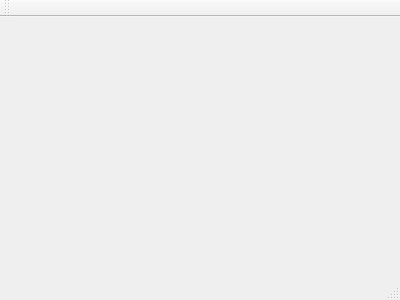
Before: the Qt Designer form mainwindow.ui in convlCode/LiteRender, drawn with Qt 5.
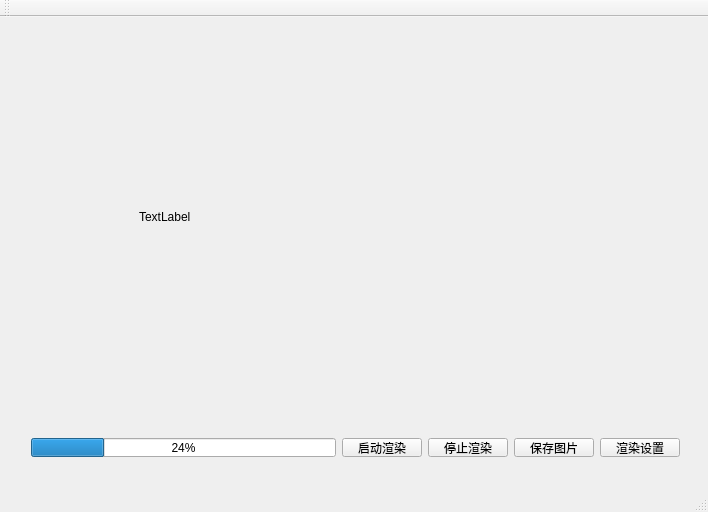
After: the same form once the commit is applied.

Patch:
```diff
--- a/mainwindow.ui
+++ b/mainwindow.ui
@@ -1,24 +1,100 @@
 <ui version="4.0">
  <class>MainWindow</class>
- <widget class="QMainWindow" name="MainWindow" >
-  <property name="geometry" >
+ <widget class="QMainWindow" name="MainWindow">
+  <property name="geometry">
    <rect>
     <x>0</x>
     <y>0</y>
-    <width>400</width>
-    <height>300</height>
+    <width>708</width>
+    <height>512</height>
    </rect>
   </property>
   <property name="windowTitle" >
    <string>MainWindow</string>
   </property>
-  <widget class="QMenuBar" name="menuBar" />
-  <widget class="QToolBar" name="mainToolBar" />
-  <widget class="QWidget" name="centralWidget" />
-  <widget class="QStatusBar" name="statusBar" />
+  <widget class="QWidget" name="centralWidget">
+   <widget class="QLabel" name="renderCanvas">
+    <property name="geometry">
+     <rect>
+      <x>139</x>
+      <y>0</y>
+      <width>400</width>
+      <height>400</height>
+     </rect>
+    </property>
+    <property name="text">
+     <string>TextLabel</string>
+    </property>
+   </widget>
+   <widget class="QWidget" name="horizontalLayoutWidget">
+    <property name="geometry">
+     <rect>
+      <x>20</x>
+      <y>410</y>
+      <width>671</width>
+      <height>41</height>
+     </rect>
+    </property>
+    <layout class="QHBoxLayout" name="horizontalLayout">
+     <item>
+      <widget class="QProgressBar" name="progressBar">
+       <property name="value">
+        <number>24</number>
+       </property>
+      </widget>
+     </item>
+     <item>
+      <widget class="QPushButton" name="startButton">
+       <property name="text">
+        <string>启动渲染</string>
+       </property>
+      </widget>
+     </item>
+     <item>
+      <widget class="QPushButton" name="stopButton">
+       <property name="text">
+        <string>停止渲染</string>
+       </property>
+      </widget>
+     </item>
+     <item>
+      <widget class="QPushButton" name="saveButton">
+       <property name="text">
+        <string>保存图片</string>
+       </property>
+      </widget>
+     </item>
+     <item>
+      <widget class="QPushButton" name="settingButton">
+       <property name="text">
+        <string>渲染设置</string>
+       </property>
+      </widget>
+     </item>
+    </layout>
+   </widget>
+  </widget>
+  <widget class="QMenuBar" name="menuBar">
+   <property name="geometry">
+    <rect>
+     <x>0</x>
+     <y>0</y>
+     <width>708</width>
+     <height>23</height>
+    </rect>
+   </property>
+  </widget>
+  <widget class="QToolBar" name="mainToolBar">
+   <attribute name="toolBarArea">
+    <enum>TopToolBarArea</enum>
+   </attribute>
+   <attribute name="toolBarBreak">
+    <bool>false</bool>
+   </attribute>
+  </widget>
+  <widget class="QStatusBar" name="statusBar"/>
  </widget>
- <layoutDefault spacing="6" margin="11" />
- <pixmapfunction></pixmapfunction>
+ <layoutdefault spacing="6" margin="11"/>
  <resources/>
  <connections/>
 </ui>
```
Left out of the diff: 3 changed lines with no effect on the pictures.
